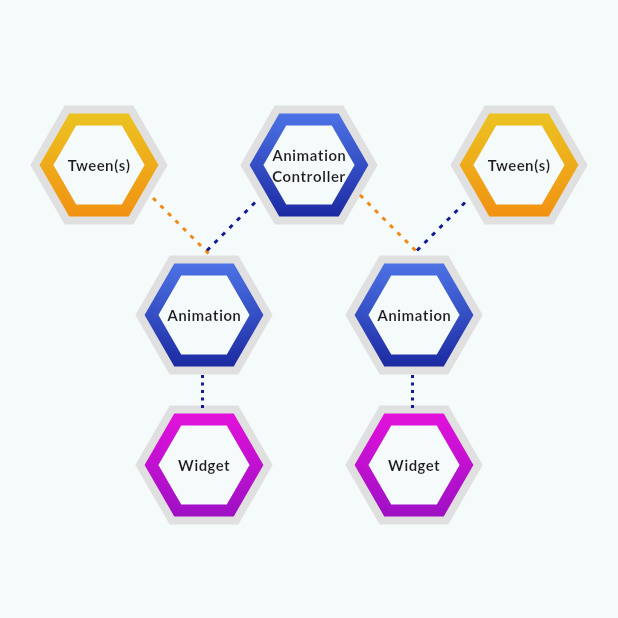
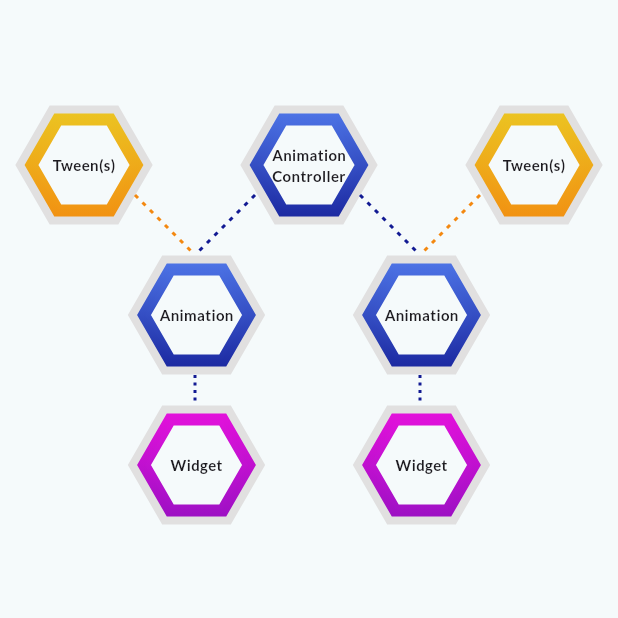
Before and after one commit to swaroopa-msil/flutter_training, a Flutter app: the screen it shows after launch, on a phone screen of 412 x 824 dp, the top half of it. Run offline on Flutter 3.47's test engine with Material 3 defaults, Android fonts, the phone set to English and light mode, and no system bars; our stand-ins replace bloc, flutter_bloc, flutter_riverpod, google_fonts.

```diff
--- /dev/null
+++ b/lib/data/data_details.dart
@@ -0,0 +1,46 @@
+import 'package:flutter/material.dart';
+class WidgetDetails {
+  static List<Map<String, String>> widgetDetailsList = [
+    {
+      "key": "tween",
+      "title": "Tween(s)",
+      "details": "A Tween in Flutter is a class that helps you animate values smoothly between a starting and an ending point over a specified duration. The name Tween is short for in-between, emphasizing its role in generating intermediate values during an animation."
+    },
+    {
+      "key": "animation_controller",
+      "title": "Animation\nController",
+      "details": "An AnimationController in Flutter is a class that controls the timing and duration of animations. It provides methods to start, stop, forward, reverse, and otherwise manage the progress of an animation"
+    },
+    {
+      "key": "tween",
+      "title": "Tween(s)",
+      "details": "A Tween in Flutter is a class that helps you animate values smoothly between a starting and an ending point over a specified duration. The name Tween is short for in-between, emphasizing its role in generating intermediate values during an animation."
+    },
+    {
+      "key": "animation",
+      "title": "Animation",
+      "details": "Animation in Flutter refers to the process of creating dynamic and visually engaging motion effects within your application. Animations can be applied to various UI elements, such as widgets, transitions between screens, and interactions, to provide feedback and enhance the user experience"
+    },
+    {
+      "key": "animation",
+      "title": "Animation",
+      "details": "Animation in Flutter refers to the process of creating dynamic and visually engaging motion effects within your application. Animations can be applied to various UI elements, such as widgets, transitions between screens, and interactions, to provide feedback and enhance the user experience"
+    },
+    {
+      "key": "widget",
+      "title": "Widget",
+      "details": "A widget is a declarative UI component that represents a part of the user interface. Widgets can be simple, such as a text label or an icon, or they can be more complex, like a button, input field, or entire screen layout"
+    },
+    {
+      "key": "widget",
+      "title": "Widget",
+      "details": "A widget is a declarative UI component that represents a part of the user interface. Widgets can be simple, such as a text label or an icon, or they can be more complex, like a button, input field, or entire screen layout"
+    }
+  ];
+  static Map<String,List<Color>> colorMap = {
+    'tween' : [const Color.fromARGB(255, 234, 207, 37),const Color.fromARGB(245, 243, 131, 6)],
+    'animation_controller' : [const Color.fromARGB(245, 81, 127, 245),const  Color.fromARGB(245, 9, 17, 143)],
+    'animation' : [const Color.fromARGB(245, 81, 127, 245),const  Color.fromARGB(245, 9, 17, 143)],
+    'widget' : [const Color.fromARGB(245, 243, 9, 224),const Color.fromARGB(245, 138, 7, 189)]
+  };
+}
--- /dev/null
+++ b/lib/details/ui/details_screen.dart
@@ -0,0 +1,13 @@
+import 'package:flutter/material.dart';
+class DetailsScreen extends StatelessWidget {
+  const DetailsScreen({super.key});
+
+  @override
+  Widget build(BuildContext context) {
+    return const Scaffold(
+      body: Center(
+        child: Text('Details screen'),
+      ),
+    );
+  }
+}
--- /dev/null
+++ b/lib/home/bloc/home_bloc.dart
@@ -0,0 +1,25 @@
+import 'dart:async';
+
+import 'package:bloc/bloc.dart';
+import 'package:march09/model/widget_model.dart';
+
+import '../../data/data_details.dart';
+import 'home_event.dart';
+import 'home_state.dart';
+
+class HomeBloc extends Bloc<HomeEvent, HomeState> {
+  HomeBloc() : super(HomeInitial()) {
+    on<HomeInitialEvent>(homeInitialEvent);
+    on<WidgetClickNavigationEvent>(widgetClickNavigationEvent);
+  }
+
+  FutureOr<void> homeInitialEvent(HomeInitialEvent event, Emitter<HomeState> emit) {
+    final widgetModel = WidgetDetails.widgetDetailsList.map((e) =>
+        WidgetModel(details: e['details']??'', Title: e['title']??'', key: e['key']??"")).toList();
+    emit(HomeSuccessLoadingState(widgetModelList: widgetModel));
+  }
+
+  FutureOr<void> widgetClickNavigationEvent(WidgetClickNavigationEvent event, Emitter<HomeState> emit) {
+    emit(HomeToWidgetDetailState());
+  }
+}
--- /dev/null
+++ b/lib/home/bloc/home_event.dart
@@ -0,0 +1,10 @@
+
+abstract class HomeEvent {}
+
+class HomeInitialEvent extends HomeEvent{
+}
+
+class WidgetClickNavigationEvent extends HomeEvent{
+  final String detailsData;
+  WidgetClickNavigationEvent({required this.detailsData});
+}
--- /dev/null
+++ b/lib/home/bloc/home_state.dart
@@ -0,0 +1,14 @@
+
+import 'package:march09/model/widget_model.dart';
+
+sealed class HomeState {}
+abstract class HomeActionState extends HomeState{}
+
+class HomeInitial extends HomeState {}
+class HomeSuccessLoadingState extends HomeState {
+  final List<WidgetModel> widgetModelList;
+  HomeSuccessLoadingState({
+    required this.widgetModelList
+});
+}
+class HomeToWidgetDetailState extends HomeActionState {}
--- a/lib/home/ui/home_screen.dart
+++ b/lib/home/ui/home_screen.dart
@@ -1,8 +1,17 @@
 import 'package:flutter/cupertino.dart';
 import 'package:flutter/material.dart';
 import 'package:flutter/widgets.dart';
+import 'package:flutter_bloc/flutter_bloc.dart';
+import 'package:march09/home/bloc/home_bloc.dart';
 import 'package:march09/home/ui/shape_widget.dart';
 import 'package:march09/utils/dotted_line.dart';
+import 'package:march09/utils/fade_in_animation.dart';
+
+import '../../data/data_details.dart';
+import '../../details/ui/details_screen.dart';
+import '../../model/widget_model.dart';
+import '../bloc/home_event.dart';
+import '../bloc/home_state.dart';
 
 class HomeScreen extends StatefulWidget {
   const HomeScreen({super.key});
@@ -12,149 +21,173 @@ class HomeScreen extends StatefulWidget {
 }
 
 class _HomeScreenState extends State<HomeScreen> {
-  double boxWidthSide = 60;
+  double boxIntervalSpaces = 70;
+  double strokeWidth = 10;
+  double outerBoxWidthSide = 80;
+  double boxHeightSide = 100;
+  double initialPaddingHorizontal = 20;
+  double initialPaddingVertical = 20;
 
-
+  final HomeBloc homeBloc = HomeBloc();
 
   @override
-  Widget build(BuildContext context) {
-    return Scaffold(
-      body:
-      SafeArea(
-        child: Padding(
-          padding: const EdgeInsets.only(top: 60),
-          child: Stack(
-                children: [
-                  Column(
+  void initState() {
+    homeBloc.add(HomeInitialEvent());
+    super.initState();
+  }
+
+  // Widget getRow(int count,List<WidgetModel> list){
+  //   Widget w = Text(data);
+  //   for(int i=0;i<3;i++){
+  //     w = HexagonShapeWidget(
+  //         borderColor1: WidgetDetails.colorMap[list[i].key]!.first,
+  //         borderColor2:WidgetDetails.colorMap[list[i].key]!.last,
+  //         textData: list[i].Title,
+  //         boxWidth: boxIntervalSpaces,homeBloc: homeBloc,details: list[i].details);
+  //   SizedBox(width: boxIntervalSpaces);
+  //   }
+  //   return w;
+  // }
+
+  Widget drawHexagonTreeWidget(List<WidgetModel> list){
+    return Column(
       children: [
         Row(
           mainAxisAlignment: MainAxisAlignment.center,
           children: [
-                          const HexagonShapeWidget(borderColor1: Color.fromARGB(
-                              255, 234, 207, 37),
-                              borderColor2: Color.fromARGB(
-                                  245, 243, 131, 6),
-                              textData: 'Tween(s)'),
-                          SizedBox(width: boxWidthSide),
-                          const HexagonShapeWidget(borderColor1:Color.fromARGB(
-                              245, 81, 127, 245),
-                              borderColor2: Color.fromARGB(
-                                  245, 9, 17, 143)
-                              ,textData: 'Animation\nController'),
-                          SizedBox(width: boxWidthSide),
-                          const HexagonShapeWidget(
-                              borderColor1: Color.fromARGB(
-                                  255, 234, 207, 37),
-                              borderColor2: Color.fromARGB(
-                                  245, 243, 131, 6),textData: 'Tween(s)')
+            HexagonShapeWidget(
+                borderColor1: WidgetDetails.colorMap[list[0].key]!.first,
+                borderColor2:WidgetDetails.colorMap[list[0].key]!.last,
+                textData: list[0].Title,
+                boxWidth: boxIntervalSpaces,homeBloc: homeBloc,details: list[0].details),
+            SizedBox(width: boxIntervalSpaces),
+            HexagonShapeWidget(
+                borderColor1:
+                const Color.fromARGB(245, 81, 127, 245),
+                borderColor2:
+                const Color.fromARGB(245, 9, 17, 143),
+                boxWidth: boxIntervalSpaces,
+                textData: 'Animation\nController',
+                homeBloc: homeBloc,details: 'Details of  animation Controller'),
+            SizedBox(width: boxIntervalSpaces),
+            HexagonShapeWidget(
+                borderColor1:
+                const Color.fromARGB(255, 234, 207, 37),
+                borderColor2:
+                const Color.fromARGB(245, 243, 131, 6),
+                boxWidth: boxIntervalSpaces,
+                textData: 'Tween(s)',
+                homeBloc: homeBloc,details: 'Details of  Tween')
           ],
         ),
         Row(
           mainAxisAlignment: MainAxisAlignment.center,
           children: [
-                          const HexagonShapeWidget(borderColor1:Color.fromARGB(
-                              245, 81, 127, 245),
-                              borderColor2: Color.fromARGB(
-                                  245, 9, 17, 143),textData: 'Animation'),
-                           SizedBox(width: boxWidthSide),
-                          const HexagonShapeWidget(borderColor1:Color.fromARGB(
-                              245, 81, 127, 245),
-                              borderColor2: Color.fromARGB(
-                                  245, 9, 17, 143),textData: 'Animation'),
+            HexagonShapeWidget(
+                borderColor1:
+                const Color.fromARGB(245, 81, 127, 245),
+                borderColor2:
+                const Color.fromARGB(245, 9, 17, 143),
+                textData: 'Animation',
+                boxWidth: boxIntervalSpaces,
+                homeBloc: homeBloc,details: 'Details of  Animation'),
+            SizedBox(width: boxIntervalSpaces),
+            HexagonShapeWidget(
+                borderColor1:
+                const Color.fromARGB(245, 81, 127, 245),
+                borderColor2:
+                const Color.fromARGB(245, 9, 17, 143),
+                boxWidth: boxIntervalSpaces,
+                textData: 'Animation',
+                homeBloc: homeBloc,details: 'Details of  Animation'),
           ],
         ),
         Row(
           mainAxisAlignment: MainAxisAlignment.center,
           children: [
-                          const HexagonShapeWidget(borderColor1:Color.fromARGB(
-                              245, 243, 9, 224),
-                              borderColor2: Color.fromARGB(
-                                  245, 138, 7, 189),textData: 'Widget'),
-                           SizedBox(width: boxWidthSide),
-                          const HexagonShapeWidget(borderColor1:Color.fromARGB(
-                              245, 243, 9, 224),
-                              borderColor2: Color.fromARGB(
-                                  245, 138, 7, 189), textData: 'Widget'),
+            HexagonShapeWidget(
+                borderColor1:
+                const Color.fromARGB(245, 243, 9, 224),
+                borderColor2:
+                const Color.fromARGB(245, 138, 7, 189),
+                boxWidth: boxIntervalSpaces,
+                textData: 'Widget',
+                homeBloc: homeBloc,details: 'Details of  Widget'),
+            SizedBox(width: boxIntervalSpaces),
+            HexagonShapeWidget(
+                borderColor1:
+                const Color.fromARGB(245, 243, 9, 224),
+                borderColor2:
+                const Color.fromARGB(245, 138, 7, 189),
+                boxWidth: boxIntervalSpaces,
+                textData: 'Widget',
+                homeBloc: homeBloc,details: 'Details of  Widget'),
           ],
         ),
       ],
-                  ),
-                  CustomPaint(
+    );
+  }
+
+  Widget drawConnectionDottedLine(double offsetXInitial,double offsetYInitial,double offsetXEnd,double offsetYEnd,Color color){
+    return    CustomPaint(
       painter: DottedLine(
-                        offsetXInitial: 60+30 +12,
-                        offsetYInitial: 60 +12,
-                        offsetXEnd: 60+30+30+15,
-                        offsetYEnd: 60 + 30 + 20,
-                        color: const Color.fromARGB(
-                            245, 243, 131, 6),
+          offsetXInitial: offsetXInitial,
+          offsetYInitial: offsetYInitial,
+          offsetXEnd: offsetXEnd,
+          offsetYEnd: offsetYEnd,
+          color: color,
           spacing: 5,
-                        dotWidth: 2
-                    ),
-                  ),
-                  CustomPaint(
-                    painter: DottedLine(
-                        offsetXInitial: 60+30 + 80,
-                        offsetYInitial: 60 +15,
-                        offsetXEnd: 60+30+30+15,
-                        offsetYEnd: 60 + 30 + 22.5,
-                        color: const Color.fromARGB(
-                            245, 9, 17, 143),
-                        spacing: 5,
-                        dotWidth: 2
-                    ),
-                  ),
-                  CustomPaint(
-                    painter: DottedLine(
-                        offsetXInitial: 60 + 40 + 80 + 60,
-                        offsetYInitial: 70,
-                        offsetXEnd: 60+30+30+15 + 80 + 60,
-                        offsetYEnd: 60 + 30 + 20,
-                        color: const Color.fromARGB(
-                            245, 243, 131, 6),
-                        spacing: 5,
-                        dotWidth: 2
-                    ),
-                  ),
-                  CustomPaint(
-                    painter: DottedLine(
-                        offsetXInitial: 60+30 + 80 + 60 + 80,
-                        offsetYInitial: 60 +15,
-                        offsetXEnd: 60+30+30+15 + 80 + 60,
-                        offsetYEnd: 60 + 30 + 20,
-                        color: const Color.fromARGB(
-                            245, 9, 17, 143),
-                        spacing: 5,
-                        dotWidth: 2
-                    ),
-                  ),
-                  CustomPaint(
-                    painter: DottedLine(
-                        offsetXInitial: 60+30+30+15,
-                        offsetYInitial: 60 +7.5 + 100 + 22.5,
-                        offsetXEnd: 60+30+30+15,
-                        offsetYEnd: 60 +7.5 + 100 + 45,
-                        color: const Color.fromARGB(
-                            245, 9, 17, 143),
-                        spacing: 5,
-                        dotWidth: 2
-                    ),
-                  ),
-                  CustomPaint(
-                    painter: DottedLine(
-                        offsetXInitial: 60+30+30+15 + 80 + 60,
-                        offsetYInitial: 60 +7.5 + 100 + 22.5,
-                        offsetXEnd: 60+30+30+15 + 80 + 60,
-                        offsetYEnd: 60 +7.5 + 100 + 45,
-                        color: const Color.fromARGB(
-                            245, 9, 17, 143),
-                        spacing: 5,
-                        dotWidth: 2
-                    ),
-                  )
+          dotWidth: 2),
+    );
+  }
+
+  @override
+  Widget build(BuildContext context) {
+    return BlocConsumer<HomeBloc, HomeState>(
+      bloc: homeBloc,
+      listenWhen: (previous,current) => current is HomeActionState,
+      buildWhen: (previous,current) => current is !HomeActionState,
+  listener: (context, state) {
+    if(state is HomeToWidgetDetailState){
+      Navigator.of(context).push(MaterialPageRoute(builder: (context){
+        return const DetailsScreen();
+      }));
+    }
+  },
+  builder: (context, state) {
+        switch(state.runtimeType){
+          case HomeSuccessLoadingState:
+            final succState = state as HomeSuccessLoadingState;
+            return Scaffold(
+              body: SafeArea(
+                child: Padding(
+                    padding: const EdgeInsets.only(top: 60),
+                    child: FadeInAnimation(
+                      parentChild: Stack(
+                        children: [
+                          drawHexagonTreeWidget(succState.widgetModelList),
+                          drawConnectionDottedLine(boxIntervalSpaces + initialPaddingHorizontal,boxIntervalSpaces,2 * boxIntervalSpaces,boxHeightSide + strokeWidth,const Color.fromARGB(245, 243, 131, 6)),
+                          drawConnectionDottedLine(boxHeightSide + boxIntervalSpaces,boxIntervalSpaces,boxIntervalSpaces +
+                              (outerBoxWidthSide - initialPaddingHorizontal),boxHeightSide + strokeWidth,const Color.fromARGB(245, 9, 17, 143)),
+                          drawConnectionDottedLine((outerBoxWidthSide - initialPaddingHorizontal) * 4,boxIntervalSpaces,boxHeightSide + (5 * boxIntervalSpaces) / 2,boxHeightSide + strokeWidth,
+                              const Color.fromARGB(245, 9, 17, 143)),
+                          drawConnectionDottedLine(outerBoxWidthSide * 4,boxIntervalSpaces,4 * boxIntervalSpaces,boxHeightSide + strokeWidth,const Color.fromARGB(245, 243, 131, 6)),
+                          drawConnectionDottedLine(boxIntervalSpaces +
+                              (outerBoxWidthSide - initialPaddingHorizontal), boxHeightSide +
+                              boxIntervalSpaces +
+                              initialPaddingVertical,boxIntervalSpaces +
+                              (outerBoxWidthSide - initialPaddingHorizontal),(2 * boxHeightSide) + (initialPaddingVertical / 2),const Color.fromARGB(245, 9, 17, 143)),
+                          drawConnectionDottedLine( 4 * boxIntervalSpaces,boxHeightSide +
+                              boxIntervalSpaces +
+                              initialPaddingVertical, 4 * boxIntervalSpaces,(2 * boxHeightSide) + (initialPaddingVertical / 2),const Color.fromARGB(245, 9, 17, 143)),
                         ],
                       ),
+                    )),
               ),
-      ),
+            );
+          default: return const SizedBox();
+        }
+  },
 );
   }
 }
--- a/lib/home/ui/shape_widget.dart
+++ b/lib/home/ui/shape_widget.dart
@@ -1,23 +1,33 @@
 import 'package:flutter/material.dart';
+import 'package:march09/home/bloc/home_bloc.dart';
 
 import '../../utils/hexagon_painter.dart';
+import '../bloc/home_event.dart';
 
 class HexagonShapeWidget extends StatelessWidget {
-  const HexagonShapeWidget({super.key, required this.borderColor1,required this.borderColor2, required this.textData
+  const HexagonShapeWidget({super.key,required this.boxWidth,required this.borderColor1,required this.borderColor2,
+    required this.textData , required this.homeBloc, required this.details
   });
 
   final Color borderColor1;
   final Color borderColor2;
   final String textData;
+  final double boxWidth;
+  final HomeBloc homeBloc;
+  final String details;
 
   @override
   Widget build(BuildContext context) {
     return
-     Stack(
+     GestureDetector(
+       onTap: (){
+         homeBloc.add(WidgetClickNavigationEvent(detailsData: details));
+       },
+       child: Stack(
           alignment: Alignment.center,
           children: [
            SizedBox(
-           width: 80,
+             width: boxWidth+10,
              child: CustomPaint(
                   painter: HexagonPainter(borderColor1: const Color.fromARGB(
                       121, 203, 195, 195),borderColor2: const Color.fromARGB(
@@ -25,7 +35,7 @@ class HexagonShapeWidget extends StatelessWidget {
                 ),
            ),
             SizedBox(
-            width: 70,
+              width: boxWidth,
               height: 100,
                 child: CustomPaint(
                   painter: HexagonPainter(borderColor1: borderColor1,borderColor2: borderColor2,strokeSize: 8),
@@ -34,6 +44,7 @@ class HexagonShapeWidget extends StatelessWidget {
             ),
             Text(textData,style: const TextStyle(fontSize: 10,fontWeight: FontWeight.bold))
           ],
+       ),
      );
   }
 }
--- /dev/null
+++ b/lib/model/widget_model.dart
@@ -0,0 +1,6 @@
+class WidgetModel{
+  final String Title;
+  final String details;
+  final String key;
+  WidgetModel({required this.details, required this.Title, required this.key});
+}
--- /dev/null
+++ b/lib/utils/fade_in_animation.dart
@@ -0,0 +1,33 @@
+import 'package:flutter/material.dart';
+
+class FadeInAnimation extends StatefulWidget {
+  const FadeInAnimation({super.key, required this.parentChild});
+
+  final Widget parentChild;
+
+  @override
+  State<FadeInAnimation> createState() => _FadeInAnimationState();
+}
+
+class _FadeInAnimationState extends State<FadeInAnimation>
+    with TickerProviderStateMixin {
+  late AnimationController controller;
+  late Animation<double> animation;
+
+  @override
+  initState() {
+    super.initState();
+    controller = AnimationController(
+        duration: const Duration(milliseconds: 3000), vsync: this);
+    animation = CurvedAnimation(parent: controller, curve: Curves.easeIn);
+    controller.forward();
+  }
+
+  @override
+  Widget build(BuildContext context) {
+    return FadeTransition(
+      opacity: animation,
+      child: widget.parentChild,
+    );
+  }
+}
--- a/pubspec.yaml
+++ b/pubspec.yaml
@@ -38,6 +38,8 @@ dependencies:
   google_fonts: ^6.2.1
   transparent_image: ^2.0.1
   flutter_riverpod: ^2.5.1
+  flutter_bloc: ^8.1.5
+  bloc: ^8.1.4
 
 dev_dependencies:
   flutter_test:
```
Also changed, not shown: pubspec.lock. Lines whose indentation alone changed are shown as unchanged.
